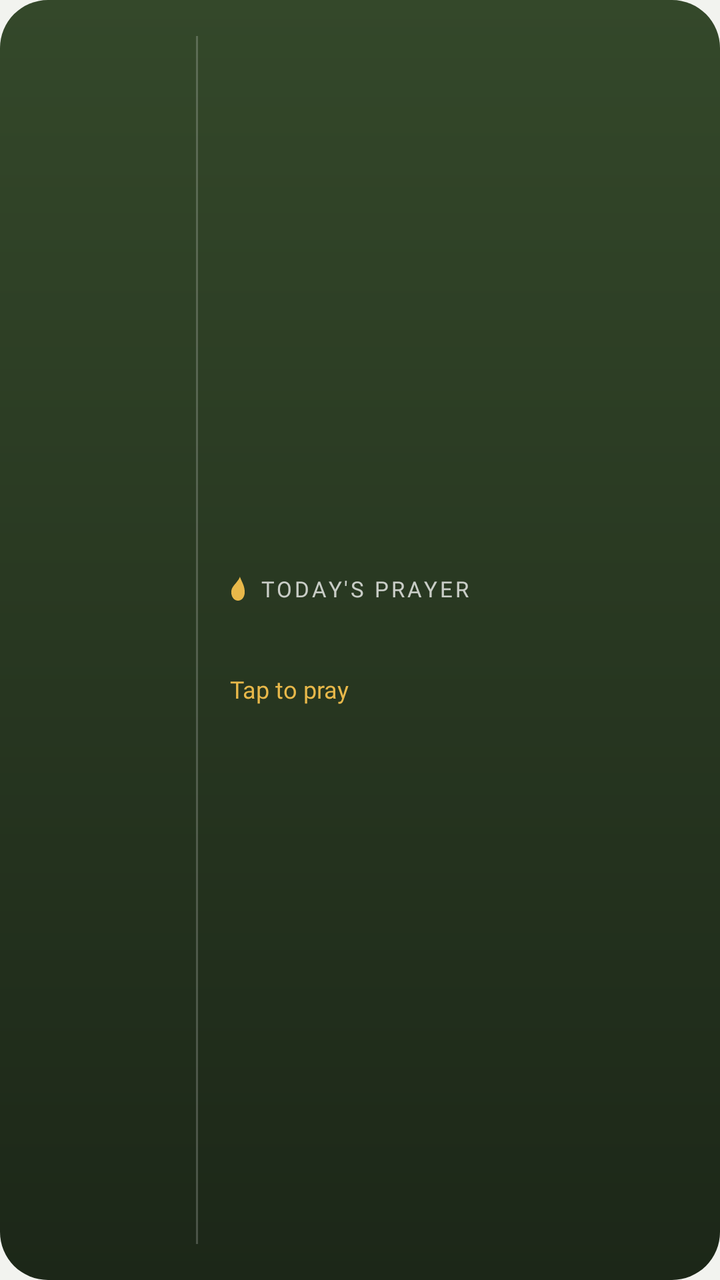
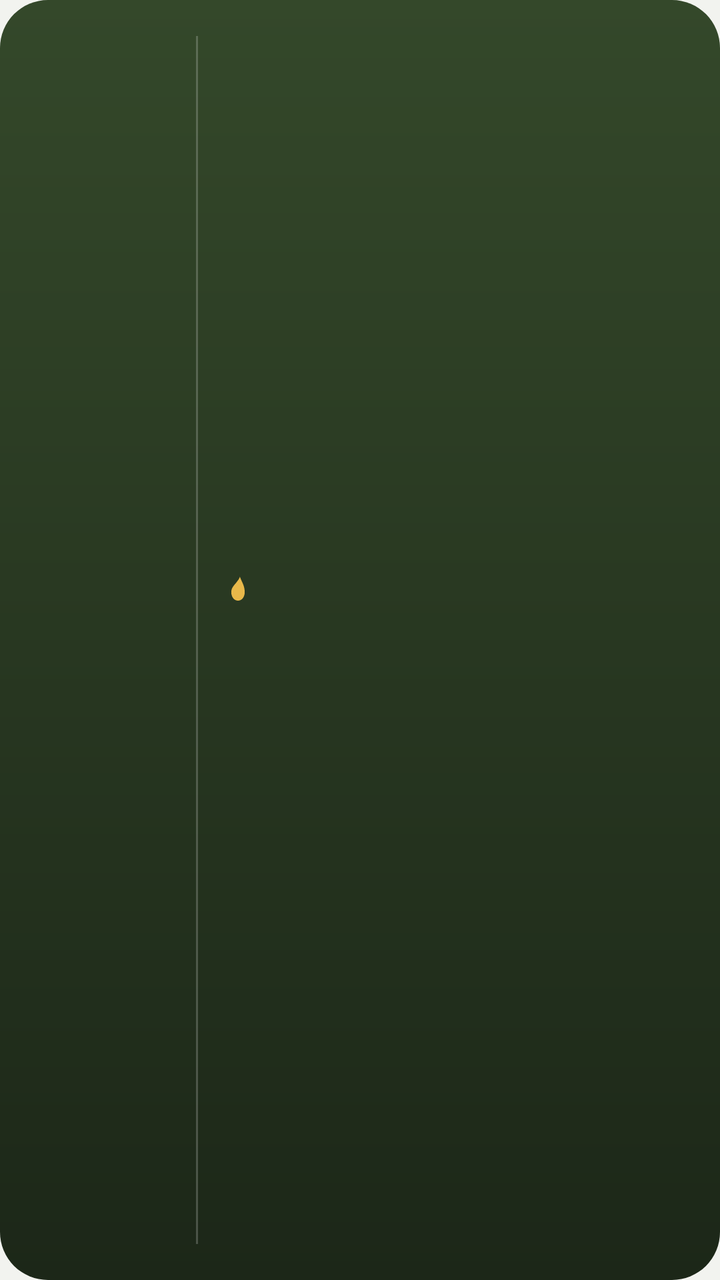

Two renders of the same Android screen: before a commit and after it. Below are the layout's source before the change and the commit's diff.
<!-- AndroidManifest.xml: application theme Theme.PrayerGate -->
<!-- res/layout/widget_prayergate.xml -->
<?xml version="1.0" encoding="utf-8"?>
<LinearLayout xmlns:android="http://schemas.android.com/apk/res/android"
    android:id="@+id/widget_root"
    android:layout_width="match_parent"
    android:layout_height="match_parent"
    android:background="@drawable/widget_background"
    android:gravity="center_vertical"
    android:orientation="horizontal"
    android:padding="18dp">

    <LinearLayout
        android:layout_width="wrap_content"
        android:layout_height="wrap_content"
        android:gravity="center_horizontal"
        android:minWidth="64dp"
        android:orientation="vertical">

        <TextView
            android:id="@+id/widget_streak"
            android:layout_width="wrap_content"
            android:layout_height="wrap_content"
            android:fontFamily="@font/ebgaramond"
            android:includeFontPadding="false"
            android:textColor="#FFFFFFFF"
            android:textSize="46sp" />

        <TextView
            android:id="@+id/widget_streak_label"
            android:layout_width="wrap_content"
            android:layout_height="wrap_content"
            android:fontFamily="@font/instrument_sans"
            android:letterSpacing="0.12"
            android:textAllCaps="true"
            android:textColor="#BFFFFFFF"
            android:textSize="11sp" />
    </LinearLayout>

    
    <FrameLayout
        android:layout_width="1dp"
        android:layout_height="match_parent"
        android:layout_marginStart="16dp"
        android:layout_marginEnd="16dp"
        android:background="#33FFFFFF" />

    <LinearLayout
        android:layout_width="0dp"
        android:layout_height="wrap_content"
        android:layout_weight="1"
        android:orientation="vertical">

        <LinearLayout
            android:layout_width="wrap_content"
            android:layout_height="wrap_content"
            android:gravity="center_vertical"
            android:orientation="horizontal">

            <ImageView
                android:layout_width="8dp"
                android:layout_height="12dp"
                android:contentDescription="@null"
                android:src="@drawable/widget_flame" />

            <TextView
                android:layout_width="wrap_content"
                android:layout_height="wrap_content"
                android:layout_marginStart="7dp"
                android:fontFamily="@font/instrument_sans"
                android:letterSpacing="0.12"
                android:text="@string/widget_today"
                android:textAllCaps="true"
                android:textColor="#BFFFFFFF"
                android:textSize="11sp" />
        </LinearLayout>

        <TextView
            android:id="@+id/widget_prayer"
            android:layout_width="match_parent"
            android:layout_height="wrap_content"
            android:layout_marginTop="6dp"
            android:ellipsize="end"
            android:fontFamily="@font/ebgaramond"
            android:maxLines="4"
            android:textColor="#FFFFFFFF"
            android:textSize="17sp" />

        <TextView
            android:layout_width="wrap_content"
            android:layout_height="wrap_content"
            android:layout_marginTop="6dp"
            android:fontFamily="@font/instrument_sans"
            android:text="@string/widget_tap"
            android:textColor="#E8B84A"
            android:textSize="12sp" />
    </LinearLayout>
</LinearLayout>
<!-- resources referenced by this layout -->
<resources>
  <!-- drawable widget_background (drawable) -->
  <?xml version="1.0" encoding="utf-8"?>
  <shape xmlns:android="http://schemas.android.com/apk/res/android" android:shape="rectangle">
      <corners android:radius="24dp" />
      <gradient
          android:angle="270"
          android:endColor="#FF1C2718"
          android:startColor="#FF34482A" />
  </shape>
  <!-- drawable widget_flame (drawable) -->
  <?xml version="1.0" encoding="utf-8"?>
  <vector xmlns:android="http://schemas.android.com/apk/res/android"
      android:width="8dp"
      android:height="12dp"
      android:viewportWidth="8"
      android:viewportHeight="12">
      <path
          android:fillColor="#FFE8B84A"
          android:pathData="M4.96,0.0 C5.6,2.16 7.36,4.32 7.36,7.68 C7.36,10.32 5.84,12.0 4.0,12.0 C2.16,12.0 0.64,10.32 0.64,7.68 C0.64,5.52 2.08,4.32 3.2,2.88 C4.0,1.8 4.64,1.08 4.96,0.0 Z" />
  </vector>
  <string name="widget_tap">Tap to pray</string>
  <string name="widget_today">Today\'s prayer</string>
  <style name="Theme.PrayerGate" parent="android:Theme.Material.Light.NoActionBar">
          <item name="android:windowBackground">@color/window_background</item>
      </style>
  <color name="window_background">#F2F3EF</color>
</resources>

<!-- the commit's change to res/layout/widget_prayergate.xml (unified diff, before → after) -->
@@ -62,12 +62,12 @@
                 android:src="@drawable/widget_flame" />
 
             <TextView
+                android:id="@+id/widget_label"
                 android:layout_width="wrap_content"
                 android:layout_height="wrap_content"
                 android:layout_marginStart="7dp"
                 android:fontFamily="@font/instrument_sans"
                 android:letterSpacing="0.12"
-                android:text="@string/widget_today"
                 android:textAllCaps="true"
                 android:textColor="#BFFFFFFF"
                 android:textSize="11sp" />
@@ -85,11 +85,11 @@
             android:textSize="17sp" />
 
         <TextView
+            android:id="@+id/widget_hint"
             android:layout_width="wrap_content"
             android:layout_height="wrap_content"
             android:layout_marginTop="6dp"
             android:fontFamily="@font/instrument_sans"
-            android:text="@string/widget_tap"
             android:textColor="#E8B84A"
             android:textSize="12sp" />
     </LinearLayout>
<!-- resource entries referenced after the edit -->
@@ -20,8 +20,6 @@
           android:fillColor="#FFE8B84A"
           android:pathData="M4.96,0.0 C5.6,2.16 7.36,4.32 7.36,7.68 C7.36,10.32 5.84,12.0 4.0,12.0 C2.16,12.0 0.64,10.32 0.64,7.68 C0.64,5.52 2.08,4.32 3.2,2.88 C4.0,1.8 4.64,1.08 4.96,0.0 Z" />
   </vector>
-  <string name="widget_tap">Tap to pray</string>
-  <string name="widget_today">Today\'s prayer</string>
   <style name="Theme.PrayerGate" parent="android:Theme.Material.Light.NoActionBar">
           <item name="android:windowBackground">@color/window_background</item>
       </style>
